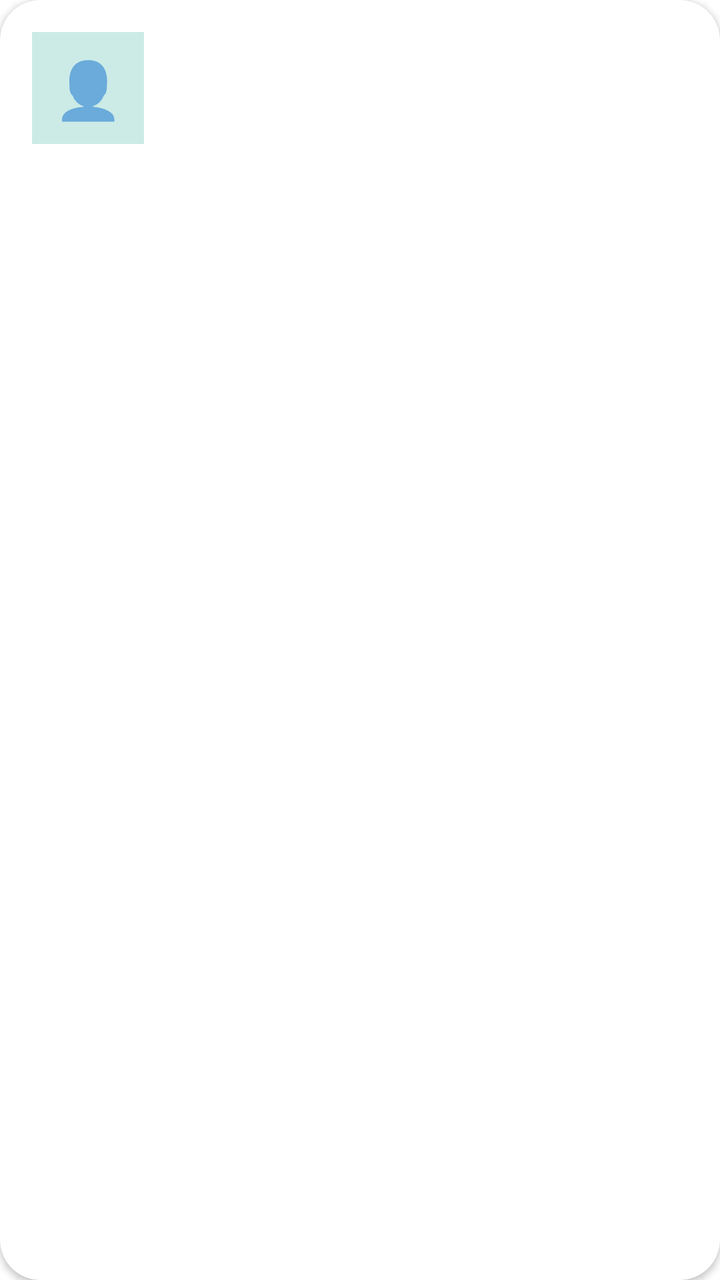
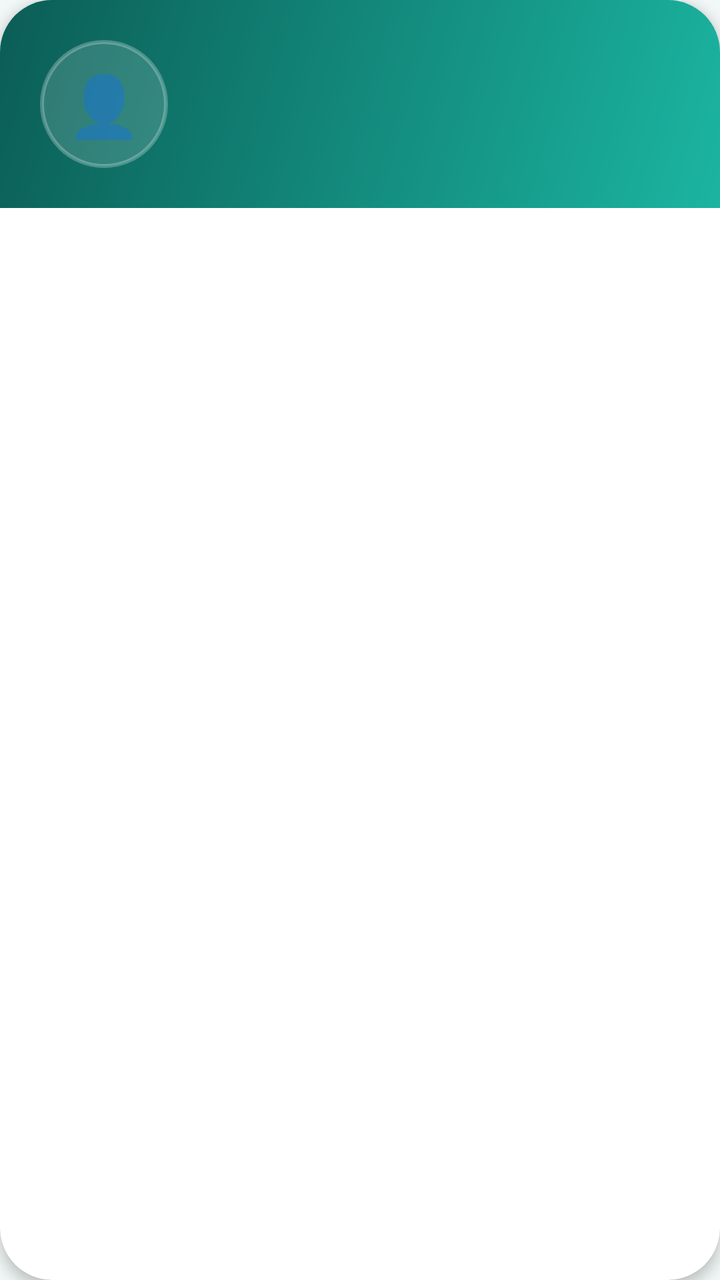

Two renders of the same Android screen: before a commit and after it. Below are the layout's source before the change and the commit's diff.
<!-- AndroidManifest.xml: application theme Theme.TourCompanion -->
<!-- res/layout/item_profile_header.xml -->
<?xml version="1.0" encoding="utf-8"?>
<com.google.android.material.card.MaterialCardView
    xmlns:android="http://schemas.android.com/apk/res/android"
    xmlns:app="http://schemas.android.com/apk/res-auto"
    android:layout_width="match_parent"
    android:layout_height="wrap_content"
    android:layout_marginTop="8dp"
    app:cardBackgroundColor="#FFFFFF"
    app:cardCornerRadius="20dp"
    app:cardElevation="2dp">

    <LinearLayout
        android:layout_width="match_parent"
        android:layout_height="wrap_content"
        android:gravity="center_vertical"
        android:orientation="horizontal"
        android:padding="16dp">

        <TextView
            android:layout_width="56dp"
            android:layout_height="56dp"
            android:background="#CCEBE7"
            android:gravity="center"
            android:text="👤"
            android:textSize="28sp" />

        <LinearLayout
            android:layout_width="0dp"
            android:layout_height="wrap_content"
            android:layout_weight="1"
            android:orientation="vertical"
            android:paddingStart="14dp">

            <TextView
                android:id="@+id/profileName"
                android:layout_width="match_parent"
                android:layout_height="wrap_content"
                android:textColor="#111827"
                android:textSize="20sp"
                android:textStyle="bold" />

            <TextView
                android:id="@+id/profileEmail"
                android:layout_width="match_parent"
                android:layout_height="wrap_content"
                android:textColor="#64748B"
                android:textSize="14sp" />
        </LinearLayout>
    </LinearLayout>
</com.google.android.material.card.MaterialCardView>
<!-- resources referenced by this layout -->
<resources>
  <style name="Theme.TourCompanion" parent="Theme.MaterialComponents.DayNight.DarkActionBar">
          
          <item name="colorPrimary">@color/purple_500</item>
          <item name="colorPrimaryVariant">@color/purple_700</item>
          <item name="colorOnPrimary">@color/white</item>
          
          <item name="colorSecondary">@color/teal_200</item>
          <item name="colorSecondaryVariant">@color/teal_700</item>
          <item name="colorOnSecondary">@color/black</item>
          
          <item name="android:statusBarColor">?attr/colorPrimaryVariant</item>
          
      </style>
  <color name="purple_500">#FF6200EE</color>
  <color name="purple_700">#FF3700B3</color>
  <color name="white">#FFFFFFFF</color>
  <color name="teal_200">#FF03DAC5</color>
  <color name="teal_700">#FF018786</color>
  <color name="black">#FF000000</color>
</resources>

<!-- the commit's change to res/layout/item_profile_header.xml (unified diff, before → after) -->
@@ -4,46 +4,46 @@
     xmlns:app="http://schemas.android.com/apk/res-auto"
     android:layout_width="match_parent"
     android:layout_height="wrap_content"
-    android:layout_marginTop="8dp"
-    app:cardBackgroundColor="#FFFFFF"
-    app:cardCornerRadius="20dp"
-    app:cardElevation="2dp">
+    app:cardCornerRadius="26dp"
+    app:cardElevation="4dp"
+    app:strokeWidth="0dp">
 
     <LinearLayout
         android:layout_width="match_parent"
         android:layout_height="wrap_content"
+        android:background="@drawable/bg_profile_card"
         android:gravity="center_vertical"
         android:orientation="horizontal"
-        android:padding="16dp">
+        android:padding="20dp">
 
         <TextView
-            android:layout_width="56dp"
-            android:layout_height="56dp"
-            android:background="#CCEBE7"
+            android:layout_width="64dp"
+            android:layout_height="64dp"
+            android:background="@drawable/bg_circle_soft"
             android:gravity="center"
             android:text="👤"
-            android:textSize="28sp" />
+            android:textSize="30sp" />
 
         <LinearLayout
             android:layout_width="0dp"
             android:layout_height="wrap_content"
             android:layout_weight="1"
             android:orientation="vertical"
-            android:paddingStart="14dp">
+            android:paddingStart="16dp">
 
             <TextView
                 android:id="@+id/profileName"
                 android:layout_width="match_parent"
                 android:layout_height="wrap_content"
-                android:textColor="#111827"
-                android:textSize="20sp"
-                android:textStyle="bold" />
+                android:fontFamily="sans-serif-black"
+                android:textColor="@color/white"
+                android:textSize="22sp" />
 
             <TextView
                 android:id="@+id/profileEmail"
                 android:layout_width="match_parent"
                 android:layout_height="wrap_content"
-                android:textColor="#64748B"
+                android:textColor="#E6FFFFFF"
                 android:textSize="14sp" />
         </LinearLayout>
     </LinearLayout>
<!-- resource entries referenced after the edit -->
@@ -1,23 +1,48 @@
 <!-- resources referenced by this layout -->
 <resources>
-  <style name="Theme.TourCompanion" parent="Theme.MaterialComponents.DayNight.DarkActionBar">
-          
-          <item name="colorPrimary">@color/purple_500</item>
-          <item name="colorPrimaryVariant">@color/purple_700</item>
+  <style name="Theme.TourCompanion" parent="Theme.MaterialComponents.Light.NoActionBar">
+          <item name="colorPrimary">@color/primary</item>
+          <item name="colorPrimaryVariant">@color/primary_dark</item>
           <item name="colorOnPrimary">@color/white</item>
-          
-          <item name="colorSecondary">@color/teal_200</item>
-          <item name="colorSecondaryVariant">@color/teal_700</item>
-          <item name="colorOnSecondary">@color/black</item>
-          
-          <item name="android:statusBarColor">?attr/colorPrimaryVariant</item>
-          
+          <item name="colorSecondary">@color/accent</item>
+          <item name="colorSecondaryVariant">@color/accent</item>
+          <item name="colorOnSecondary">@color/text_primary</item>
+          <item name="android:colorBackground">@color/bg</item>
+          <item name="android:windowBackground">@color/bg</item>
+          <item name="android:statusBarColor">@color/primary_dark</item>
+          <item name="android:textColorPrimary">@color/text_primary</item>
+          <item name="android:textColorSecondary">@color/text_secondary</item>
+          <item name="materialButtonStyle">@style/Widget.Tour.Button.Primary</item>
       </style>
-  <color name="purple_500">#FF6200EE</color>
-  <color name="purple_700">#FF3700B3</color>
+  <color name="primary">#0F766E</color>
+  <color name="primary_dark">#0B5D56</color>
+  <color name="accent">#F59E0B</color>
+  <color name="text_primary">#0F172A</color>
+  <color name="bg">#F2F8F7</color>
+  <color name="text_secondary">#64748B</color>
+  <style name="Widget.Tour.Button.Primary" parent="Widget.MaterialComponents.Button">
+          <item name="backgroundTint">@color/primary</item>
+          <item name="android:textColor">@color/white</item>
+          <item name="cornerRadius">28dp</item>
+          <item name="android:textAllCaps">false</item>
+          <item name="android:textSize">16sp</item>
+          <item name="android:fontFamily">sans-serif-medium</item>
+          <item name="android:minHeight">54dp</item>
+          <item name="android:insetTop">0dp</item>
+          <item name="android:insetBottom">0dp</item>
+          <item name="rippleColor">#33FFFFFF</item>
+      </style>
   <color name="white">#FFFFFFFF</color>
-  <color name="teal_200">#FF03DAC5</color>
-  <color name="teal_700">#FF018786</color>
-  <color name="black">#FF000000</color>
+  <!-- drawable bg_circle_soft (drawable) -->
+  <?xml version="1.0" encoding="utf-8"?>
+  <shape xmlns:android="http://schemas.android.com/apk/res/android" android:shape="oval">
+      <solid android:color="#26FFFFFF" />
+      <stroke android:width="2dp" android:color="#40FFFFFF" />
+  </shape>
+  <!-- drawable bg_profile_card (drawable) -->
+  <?xml version="1.0" encoding="utf-8"?>
+  <shape xmlns:android="http://schemas.android.com/apk/res/android" android:shape="rectangle">
+      <gradient android:type="linear" android:angle="315" android:startColor="#0B5D56" android:endColor="#1BB5A1" />
+  </shape>
 </resources>
 
